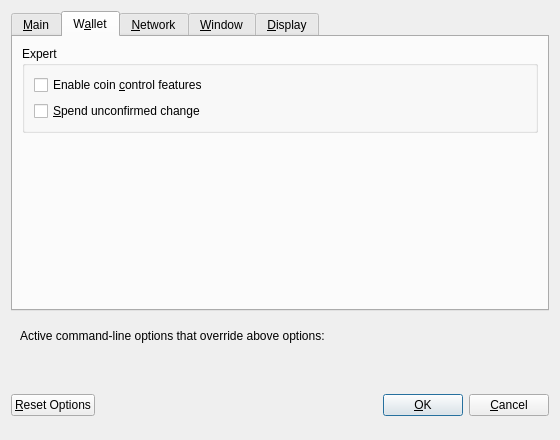
This is src/qt/forms/optionsdialog.ui in SmartCash/Core-Smart as Qt 5 draws it before an edit. The edited form follows.
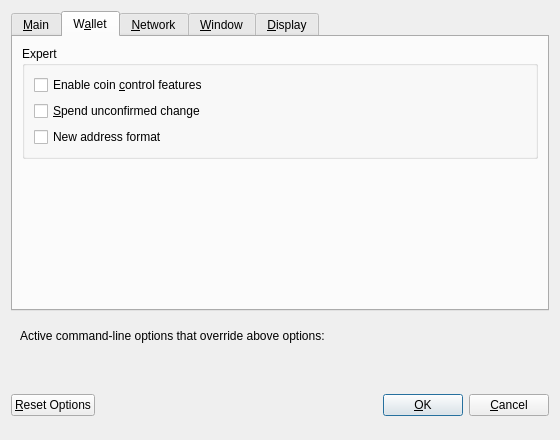
This is the edited form. The open tabs and pages were chosen to show the change. Custom widgets are drawn as their Qt base class.

Commit message: qt: Added new address format flag to the options

```diff
--- a/src/qt/forms/optionsdialog.ui
+++ b/src/qt/forms/optionsdialog.ui
@@ -163,6 +163,16 @@
             </property>
            </widget>
           </item>
+          <item>
+           <widget class="QCheckBox" name="newAddressFormatChange">
+            <property name="toolTip">
+             <string>If you disable the spending of unconfirmed change, the change from a transaction cannot be used until that transaction has at least one confirmation. This also affects how your balance is computed.</string>
+            </property>
+            <property name="text">
+             <string>New address format</string>
+            </property>
+           </widget>
+          </item>
          </layout>
         </widget>
        </item>
```
Left out of the diff: 2 changed lines with no effect on the pictures. The commit also changes 3 other files.
